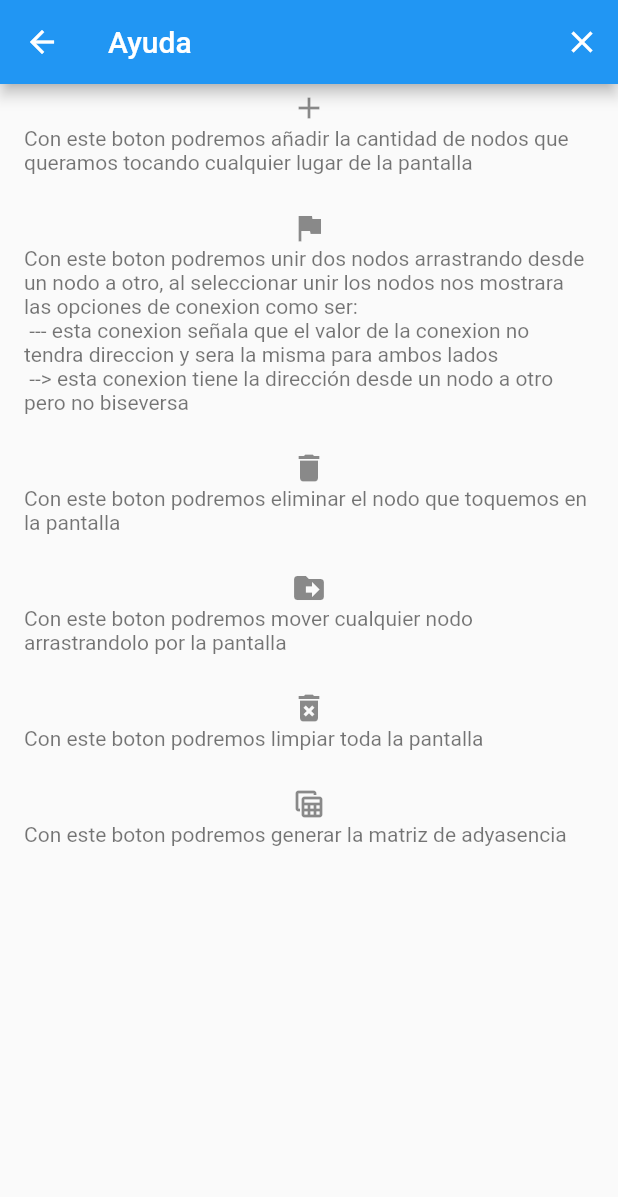
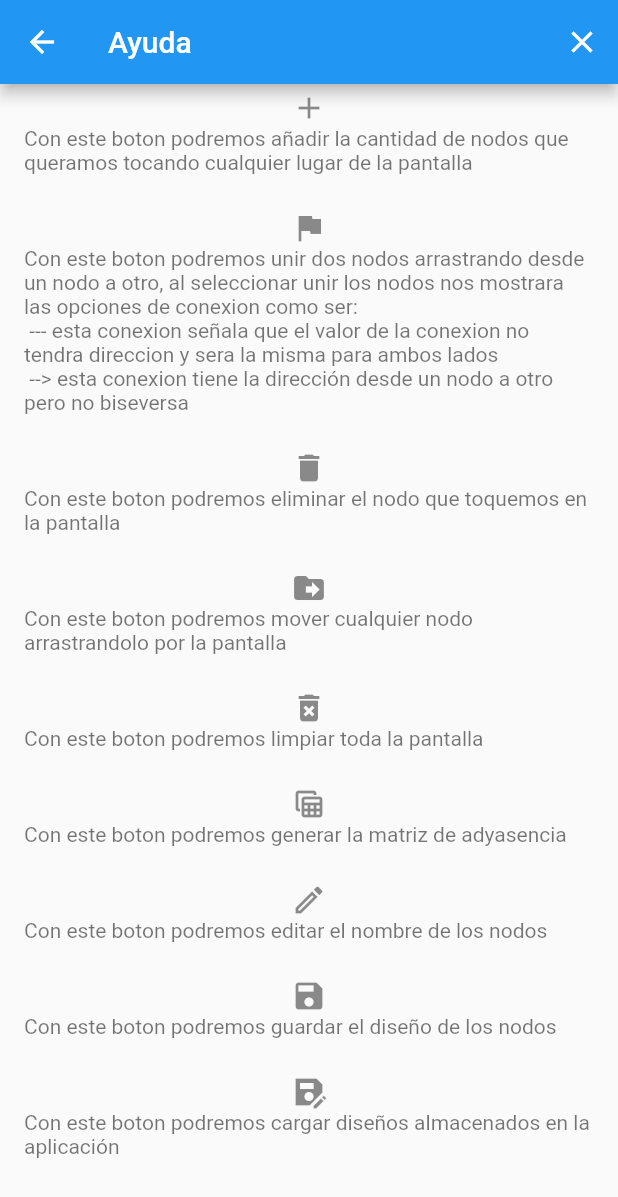
Before and after one commit to Edward-Gomez-Q/NodosMovil, a Flutter app: the HelpScreen screen opened directly, on a phone screen of 412 x 824 dp. Shown: the top 1197 px of the screen. Run offline on Flutter 3.47's test engine with Material 2 defaults, Android fonts, the phone set to English and light mode, and no system bars; our stand-ins replace sqflite; accounts and stored records are empty.

```diff
--- a/grafo1/lib/HelpScreen.dart
+++ b/grafo1/lib/HelpScreen.dart
@@ -17,7 +17,8 @@ class HelpScreen extends StatelessWidget {
           )
         ],
       ),
-      body: ListView(
+      body: Scrollbar(
+        child: ListView(
           children: [
             ListTile(
               title: const Icon(Icons.add),
@@ -45,8 +46,22 @@ class HelpScreen extends StatelessWidget {
               title: const Icon(Icons.table_view),
               subtitle: const Text('Con este boton podremos generar la matriz de adyasencia\n'),
             ),
+
+            ListTile(
+              title: const Icon(Icons.edit_outlined),
+              subtitle: const Text('Con este boton podremos editar el nombre de los nodos\n'),
+            ),
+            ListTile(
+              title: const Icon(Icons.save),
+              subtitle: const Text('Con este boton podremos guardar el diseño de los nodos\n'),
+            ),
+            ListTile(
+              title: const Icon(Icons.save_as_sharp),
+              subtitle: const Text('Con este boton podremos cargar diseños almacenados en la aplicación\n'),
+            ),
           ],
         ),
+      )
     );
   }
 }
--- a/grafo1/lib/matriz.dart
+++ b/grafo1/lib/matriz.dart
@@ -1,14 +1,14 @@
 import 'package:flutter/material.dart';
 import 'modelos.dart';
 class matriz extends StatefulWidget {
-  final List<List<int>> matrizAdyacencia;
+  final List<List<String>> matrizAdyacencia;
   const matriz(this.matrizAdyacencia, {Key? key}) : super(key: key);
   @override
   State<matriz> createState() => _matrizState(matrizAdyacencia);
 }
 
 class _matrizState extends State<matriz> {
-  final List<List<int>> matrizAdyacencia;
+  final List<List<String>> matrizAdyacencia;
   _matrizState( this.matrizAdyacencia);
   @override
   Widget build(BuildContext context) {
--- a/grafo1/lib/modelos.dart
+++ b/grafo1/lib/modelos.dart
@@ -7,14 +7,21 @@ class ModeloNodo
   //posición y radio
   double _x,_y,_radio;
   //numero
+  String _codigo;
+  //valor de su color: rojo o azul
   String _nombre;
-  //valor de su color: rojo o azul
+  //valor del nombre
   bool _st;
   //constructor
-  ModeloNodo(this._x, this._y, this._radio, this._nombre,this._st);
+  ModeloNodo(this._x, this._y, this._radio, this._codigo,this._nombre,this._st);
   int id=0;
   //getters y setters
+  String get codigo => _codigo;
   String get nombre => _nombre;
+
+  set codigo(String value) {
+    _codigo = value;
+  }
 
   set nombre(String value) {
     _nombre = value;
@@ -112,15 +119,15 @@ class ModeloLinea{
 }
 class modelo{
   int id;
-  String Nombre;
+  String Codigo;
   String Descripcion;
   String Nodos;
   String Lineas;
   int cantidadNodos;
   int cantidadLineas;
-  modelo(this.id,this.Nombre,this.Descripcion,this.Nodos,this.Lineas,this.cantidadNodos,this.cantidadLineas);
+  modelo(this.id,this.Codigo,this.Descripcion,this.Nodos,this.Lineas,this.cantidadNodos,this.cantidadLineas);
   Map<String,dynamic> toMap(){
-    return{'id':id,'Nombre':Nombre,'Descripcion':Descripcion,'Nodos':Nodos,'Lineas':Lineas,'cantidadNodos':cantidadNodos,'cantidadLineas':cantidadLineas};
+    return{'id':id,'Codigo':Codigo,'Descripcion':Descripcion,'Nodos':Nodos,'Lineas':Lineas,'cantidadNodos':cantidadNodos,'cantidadLineas':cantidadLineas};
   }
 
 }
```
Also changed, not shown: grafo1/lib/home.dart (+27 -27 lines). Lines whose indentation alone changed are shown as unchanged.
